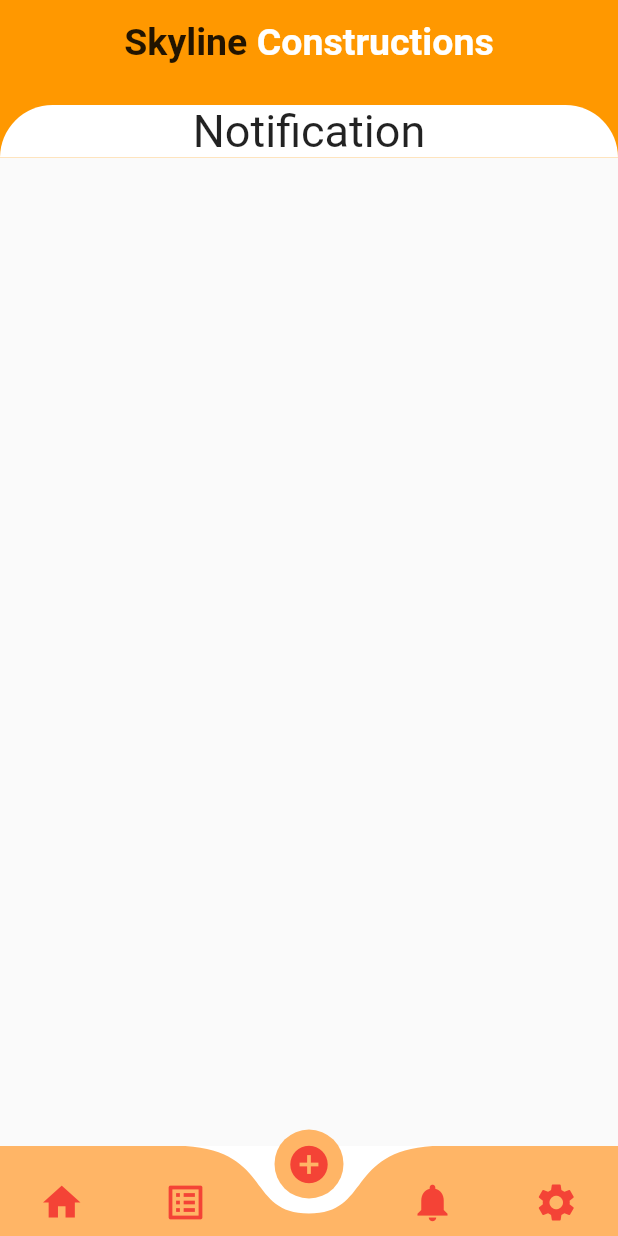
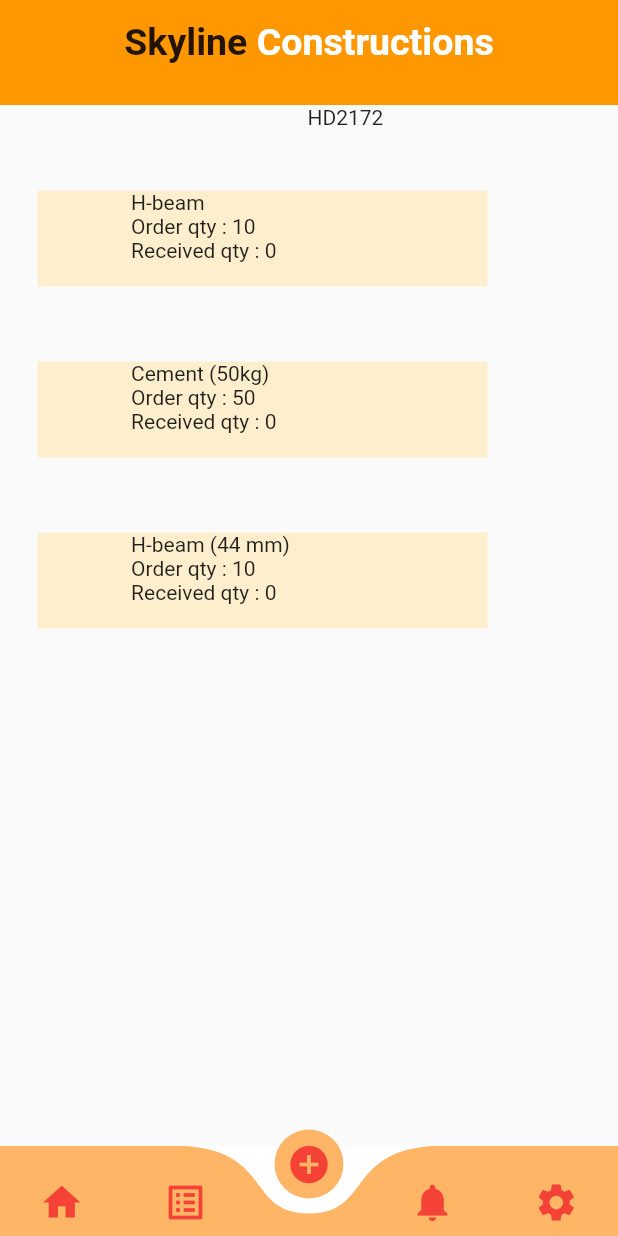
Before and after one commit to th1vanka/CSSE-Mob-App, a Flutter app: the screen it shows after launch, item 3 of the bottom bar chosen, on a phone screen of 412 x 824 dp. Run offline on Flutter 3.47's test engine with Material 2 defaults, Android fonts, the phone set to English and light mode, and no system bars; drawn by our look-alikes of curved_navigation_bar.

```diff
--- a/csse_mobile_app/lib/main.dart
+++ b/csse_mobile_app/lib/main.dart
@@ -1,5 +1,5 @@
-import '/nav_bar.dart';
-import 'package:flutter/material.dart';
+import "/nav_bar.dart";
+import "package:flutter/material.dart";
 
 
 void main() {
--- a/csse_mobile_app/lib/nav_bar.dart
+++ b/csse_mobile_app/lib/nav_bar.dart
@@ -1,3 +1,5 @@
+import 'package:csse_mobile_app/order_details.dart';
+
 import '/notification.dart';
 import '/settingsPage.dart';
 import '/category.dart';
@@ -17,9 +19,9 @@ class _OrderDetailsState extends State<OrderDetails> {
   final screens=[
     Home(),
     CategoryPage(),
+    OrderDetailsPage(),
     NotificationPage(),
-    NotificationPage(),
-    SettingsPage(),
+    SettingsPage()
   ];
 
   @override
--- /dev/null
+++ b/csse_mobile_app/lib/order.dart
@@ -0,0 +1,13 @@
+class Order{
+  Order({
+    required this.itemName,
+    required this.orderQty,
+    required this.receivedQty,
+    required this.dueDate
+  });
+
+  String itemName;
+  int orderQty;
+  int receivedQty;
+  DateTime dueDate;
+}
--- /dev/null
+++ b/csse_mobile_app/lib/order_details.dart
@@ -0,0 +1,65 @@
+import 'package:flutter/cupertino.dart';
+import 'package:flutter/material.dart';
+
+class OrderDetailsPage extends StatelessWidget {
+  @override
+  Widget build(BuildContext context) {
+    return new Scaffold(
+        body:Column(children: <Widget>[
+          Center(
+            child: Text(
+              '''
+              HD2172
+              '''
+            ),
+          ),
+          Row(
+            //ROW 1
+            children: [
+              Container(
+                color: Color.fromRGBO(253, 238, 206, 1),
+                margin: EdgeInsets.all(25.0),
+                width: 300,
+                child: Text(
+                  '''
+                  H-beam
+                  Order qty : 10
+                  Received qty : 0
+                  ''',
+                ),
+              ),
+            ],
+          ),
+          Row(//ROW 2
+              children: [
+                Container(
+                  color: Color.fromRGBO(253, 238, 206, 1),
+                  margin: EdgeInsets.all(25.0),
+                  width: 300,
+                  child: Text(
+                    '''
+                  Cement (50kg)
+                  Order qty : 50
+                  Received qty : 0
+                  ''',
+                  ),
+                ),
+              ]),
+          Row(// ROW 3
+              children: [
+                Container(
+                  color: Color.fromRGBO(253, 238, 206, 1),
+                  margin: EdgeInsets.all(25.0),
+                  width: 300,
+                  child: Text(
+                    '''
+                  H-beam (44 mm)
+                  Order qty : 10
+                  Received qty : 0
+                  ''',
+                  ),
+                ),
+              ]),
+        ]));
+  }
+}
--- a/csse_mobile_app/pubspec.yaml
+++ b/csse_mobile_app/pubspec.yaml
@@ -41,6 +41,7 @@ dependencies:
 dev_dependencies:
   flutter_test:
     sdk: flutter
+  material: any
 
   # The "flutter_lints" package below contains a set of recommended lints to
   # encourage good coding practices. The lint set provided by the package is
```
Also changed, not shown: csse_mobile_app/lib/order_table.dart (added, +50 -0 lines), csse_mobile_app/pubspec.lock.
